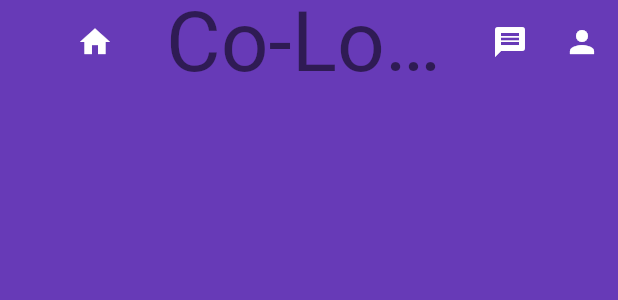
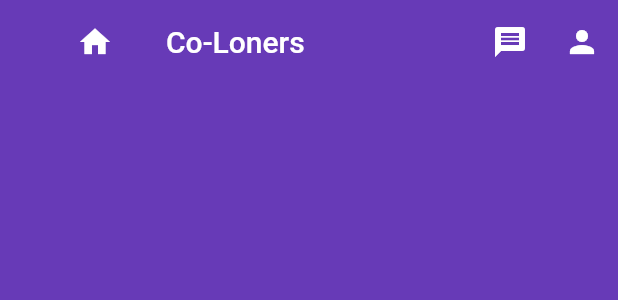
Before and after one commit to MichaelCalbay/projectloner-sdp, a Flutter app: the MatchingAppBar widget shown alone on an empty page, opened directly, on a phone screen of 412 x 824 dp. Shown: the top 300 px of the screen. Run offline on Flutter 3.47's test engine with Material 2 defaults, Android fonts, the phone set to English and light mode, and no system bars; our stand-ins replace cloud_firestore, firebase_auth, firebase_core, fluttertoast, smooth_page_indicator; missing offline and left inert: instabug_flutter; accounts and stored records are empty.

Commit message:
fixed text sizing

```diff
--- a/lib/matching/matching_screen.dart
+++ b/lib/matching/matching_screen.dart
@@ -22,15 +22,14 @@ class MatchingAppBar extends StatelessWidget with PreferredSizeWidget {
       backgroundColor: Colors.deepPurple,
       elevation: 0,
       title: Row(
-        children: [
-          const Expanded(
+        children: const [
+          Expanded(
             child: Icon(Icons.home),
           ),
           Expanded(
             flex: 2,
             child: Text(
               'Co-Loners',
-              style: Theme.of(context).textTheme.headline2,
             ),
           ),
         ],
```
